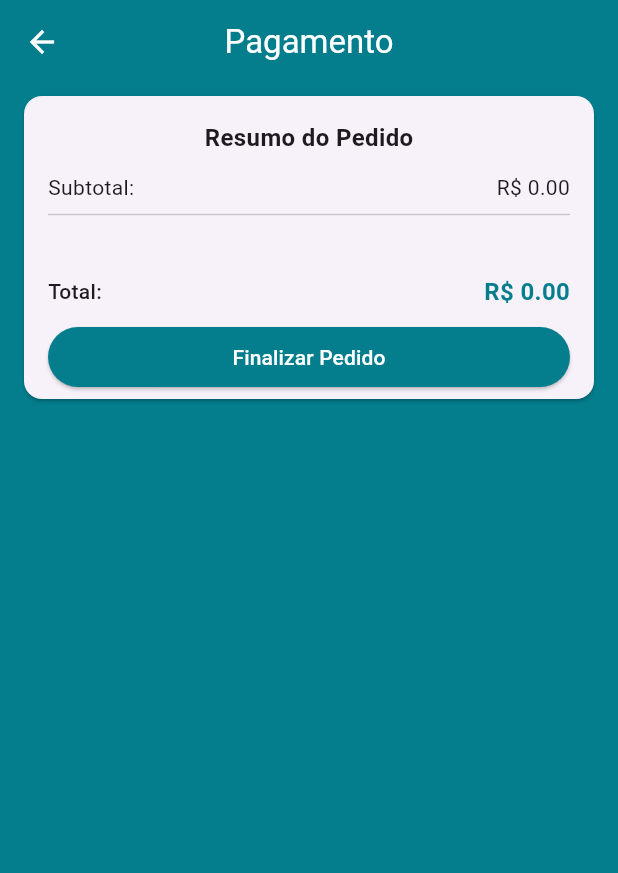
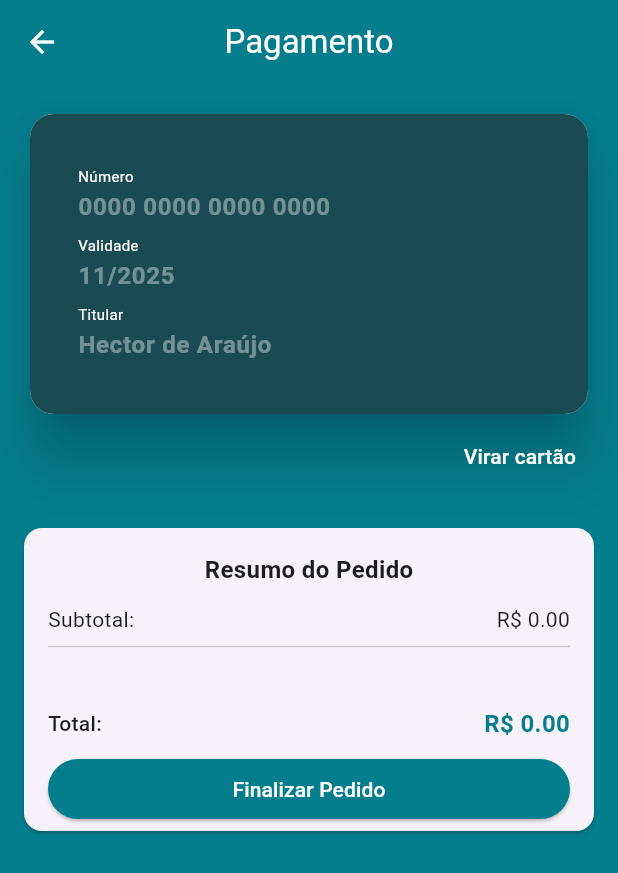
Before and after one commit to HectorCardoso53/loja_virtual_flutter, a Flutter app: the CheckoutScreen screen opened by its route, on a phone screen of 412 x 824 dp. Shown: the top 873 px of the screen. Run offline on Flutter 3.47's test engine with Material 3 defaults, Android fonts, the phone set to English and light mode, and no system bars; drawn by our look-alikes of flip_card, keyboard_actions; our stand-ins replace brasil_fields, carousel_slider, cloud_firestore, dio, faker, firebase_auth and 13 more; missing offline and left inert: alphabet_list_scroll_view, credit_card_type_detector, map_launcher; accounts and stored records are empty.

Commit message:
nono Comit : cartão de crédito

```diff
--- a/lib/screens/address/components/cep_input_field.dart
+++ b/lib/screens/address/components/cep_input_field.dart
@@ -36,6 +36,7 @@ class _CepInputFieldState extends State<CepInputField> {
         crossAxisAlignment: CrossAxisAlignment.stretch,
         children: [
           TextFormField(
+            cursorColor: Theme.of(context).primaryColor,
             enabled: !cartManager.loading,
             controller: cepController,
             decoration: InputDecoration(
--- a/lib/screens/checkout/checkout_screen.dart
+++ b/lib/screens/checkout/checkout_screen.dart
@@ -3,9 +3,12 @@ import 'package:loja_virtual/common/price_card.dart';
 import 'package:loja_virtual/models/cart_manager.dart';
 import 'package:loja_virtual/models/checkout_manager.dart';
 import 'package:loja_virtual/models/page_manager.dart';
+import 'package:loja_virtual/screens/checkout/components/credit_card_widget.dart';
 import 'package:provider/provider.dart';
 
 class CheckoutScreen extends StatelessWidget {
+  final GlobalKey<FormState> formkey = GlobalKey<FormState>();
+
   @override
   Widget build(BuildContext context) {
     return ChangeNotifierProxyProvider<CartManager, CheckoutManager>(
@@ -16,7 +19,7 @@ class CheckoutScreen extends StatelessWidget {
       child: Scaffold(
         appBar: AppBar(
           backgroundColor: const Color.fromARGB(255, 4, 125, 141),
-          title: Text(
+          title: const Text(
             'Pagamento',
             style: TextStyle(
               color: Colors.white,
@@ -24,21 +27,21 @@ class CheckoutScreen extends StatelessWidget {
           ),
           centerTitle: true,
         ),
-        body: Consumer<CheckoutManager>(
+        body: GestureDetector(
+          onTap: (){FocusScope.of(context).unfocus();},
+          child: Consumer<CheckoutManager>(
             builder: (_, checkoutManager, __) {
               if (checkoutManager.loading) {
                 return Center(
                   child: Column(
                     mainAxisAlignment: MainAxisAlignment.center,
-                  children: [
+                    children: const [
                       CircularProgressIndicator(
                         valueColor: AlwaysStoppedAnimation(Colors.white),
                       ),
-                    SizedBox(
-                      height: 16,
-                    ),
+                      SizedBox(height: 16),
                       Text(
-                      'Procesando seu pagamento....',
+                        'Procesando seu pagamento...',
                         style: TextStyle(
                           color: Colors.white,
                           fontWeight: FontWeight.w600,
@@ -48,35 +51,47 @@ class CheckoutScreen extends StatelessWidget {
                     ],
                   ),
                 );
-            }else {
-              return ListView(
+              } else {
+                return Form(
+                  key: formkey,
+                  child: ListView(
                     children: [
+                      CreditCardWidget(),
                       PriceCard(
                         buttonText: 'Finalizar Pedido',
                         onPressed: () {
-                      checkoutManager.checkout(onStockFail: (e) {
-                        Navigator.of(context)
-                            .popUntil((route) =>
-                        route.settings.name == '/cart');
+                          // Aqui você valida os campos do formulário
+                          if (formkey.currentState!.validate()) {
+                            print('enviar');
+                            // Se todos os campos forem válidos, prosseguir com o checkout
+                           /* checkoutManager.checkout(
+                              onStockFail: (e) {
+                                Navigator.of(context).popUntil(
+                                        (route) => route.settings.name == '/cart');
                               },
-                        onSuccess: (order){
-                          Navigator.of(context)
-                              .popUntil((route) =>
-                          route.settings.name == '/');
+                              onSuccess: (order) {
+                                Navigator.of(context).popUntil(
+                                        (route) => route.settings.name == '/');
                                 Navigator.of(context).pushNamed(
                                   '/confirmation',
-                            arguments: order
+                                  arguments: order,
                                 );
+                              },
+                            );*/
+                          } else {
+                            // Caso os campos estejam inválidos, exibir uma mensagem
+                            print('Campos inválidos');
                           }
-                      );
                         },
                       ),
                     ],
+                  ),
                 );
               }
             },
           ),
         ),
+      ),
     );
   }
 }
--- /dev/null
+++ b/lib/screens/checkout/components/card_front.dart
@@ -0,0 +1,112 @@
+import 'package:brasil_fields/brasil_fields.dart';
+import 'package:credit_card_type_detector/credit_card_type_detector.dart';
+import 'package:flutter/material.dart';
+import 'package:flutter/services.dart';
+import 'package:loja_virtual/screens/checkout/components/card_text_field.dart';
+import 'package:mask_text_input_formatter/mask_text_input_formatter.dart';
+
+class CardFront extends StatelessWidget {
+
+  CardFront(this.numberFocus, this.dateFocus, this.nameFocus, this.finished);
+  final dateFormater = MaskTextInputFormatter(
+      mask: '!#/####',
+      filter: {
+        '#': RegExp('[0-9]'),
+        '!': RegExp('[0-1]')
+      }
+  );
+
+  final VoidCallback finished;
+
+  final FocusNode numberFocus;
+  final FocusNode dateFocus;
+  final FocusNode nameFocus;
+
+  @override
+  Widget build(BuildContext context) {
+    return Card(
+      clipBehavior: Clip.antiAlias,
+      shape: RoundedRectangleBorder(
+        borderRadius: BorderRadius.circular(16),
+      ),
+      elevation: 16,
+      child: Container(
+        height: 200,
+        color: const Color(0xFF1B4B52),
+        padding: const EdgeInsets.all(32),
+        child: SingleChildScrollView( // Adicionando a rolagem
+          child: Column(
+            mainAxisAlignment: MainAxisAlignment.end,
+            children: [
+              CardTextField(
+                title: 'Número',
+                hint: '0000 0000 0000 0000',
+                textInputType: TextInputType.number,
+                bold: true,
+                inputFormatters: [
+                  FilteringTextInputFormatter.digitsOnly,
+                  CartaoBancarioInputFormatter(),
+                ],
+                validator: (number) {
+                  if (number == null || number.isEmpty) {
+                    return 'Campo obrigatório';
+                  } else if (number.length != 19) {
+                    return 'Número de cartão inválido';
+                  } else {
+                    final cardType = detectCCType(number);
+                    if (cardType.isEmpty) {
+                      return 'Cartão inválido';
+                    }
+                  }
+                  return null;
+                },
+                onSubmitted: (_) {
+                  dateFocus.requestFocus();
+                },
+                focusNode: numberFocus,
+              ),
+              CardTextField(
+                title: 'Validade',
+                hint: '11/2025',
+                textInputType: TextInputType.number,
+                bold: true,
+                inputFormatters: [
+                  dateFormater,
+                ],
+                validator: (date) {
+                  if (date == null || date.isEmpty) {
+                    return 'Campo obrigatório';
+                  } else if (date.length != 7) {
+                    return 'Data inválida';
+                  }
+                  return null;
+                },
+                onSubmitted: (_) {
+                  nameFocus.requestFocus();
+                },
+                focusNode: dateFocus,
+              ),
+              CardTextField(
+                title: 'Titular',
+                hint: 'Hector de Araújo',
+                textInputType: TextInputType.text,
+                bold: true,
+                inputFormatters: [],
+                validator: (name) {
+                  if (name == null || name.isEmpty) {
+                    return 'Campo obrigatório';
+                  }
+                  return null;
+                },
+                onSubmitted: (String ) {
+                  finished();
+                },
+                focusNode: nameFocus,
+              ),
+            ],
+          ),
+        ),
+      ),
+    );
+  }
+}
--- /dev/null
+++ b/lib/screens/checkout/components/card_text_field.dart
@@ -0,0 +1,109 @@
+import 'package:flutter/material.dart';
+import 'package:flutter/services.dart';
+
+class CardTextField extends StatelessWidget {
+  const CardTextField({
+    Key? key,
+    this.title = '',
+    this.bold = false,
+    this.hint = '',
+    this.textInputType = TextInputType.text,
+    this.inputFormatters = const [],
+    this.validator = _defaultValidator,
+    this.maxLength,
+    this.textAlign,
+    this.focusNode,
+    required this.onSubmitted,
+  }) : textInputAction = onSubmitted == null
+      ?TextInputAction.done
+      : TextInputAction.next;
+
+  final String title;
+  final bool bold;
+  final String hint;
+  final TextInputType textInputType;
+  final List<TextInputFormatter> inputFormatters;
+  final FormFieldValidator<String> validator;
+  final int? maxLength;
+  final TextAlign? textAlign;
+  final FocusNode? focusNode;
+  final Function(String) onSubmitted;
+  final TextInputAction textInputAction;
+
+  static String? _defaultValidator(String? value) {
+    return null; // Retorna nulo, indicando que não há erro
+  }
+
+  @override
+  Widget build(BuildContext context) {
+    return FormField<String>(
+      initialValue: '',
+      validator: validator,
+      builder: (state) {
+        return Padding(
+          padding: const EdgeInsets.symmetric(vertical: 2),
+          child: SingleChildScrollView(
+            // Solução com scroll
+            child: Column(
+              crossAxisAlignment: CrossAxisAlignment.start,
+              children: [
+                if (title.isNotEmpty)
+                  Row(
+                    children: [
+                      Text(
+                        title,
+                        style: TextStyle(
+                          fontSize: 10,
+                          fontWeight: FontWeight.w400,
+                          color: Colors.white,
+                        ),
+                      ),
+                      if (state.hasError)
+                        Padding(
+                          padding: const EdgeInsets.only(left: 8),
+                          child: const Text(
+                            ' Preencha o campo',
+                            style: TextStyle(
+                              color: Colors.redAccent,
+                              fontSize: 9,
+                            ),
+                          ),
+                        )
+                    ],
+                  ),
+                TextFormField(
+                  style: TextStyle(
+                    color: title == null && state.hasError ? Colors.redAccent : Colors.white,
+                    fontWeight: bold ? FontWeight.bold : FontWeight.w600,
+                  ),
+                  cursorColor: Colors.white,
+                  decoration: InputDecoration(
+                    hintText: hint,
+                    hintStyle: TextStyle(
+                      color: title == null && state.hasError ? Colors.redAccent : Colors.white.withAlpha(100),
+                    ),
+                    border: InputBorder.none,
+                    isDense: true,
+                    contentPadding: const EdgeInsets.symmetric(vertical: 2),
+                    counterText: '',
+                  ),
+                  keyboardType: textInputType,
+                  inputFormatters: inputFormatters,
+                  onChanged: (text) {
+                    state.didChange(text);
+                  },
+                  maxLength: maxLength,
+                  textAlign:
+                      textAlign ?? TextAlign.start, // Define um valor padrão
+                      focusNode: focusNode,
+                      onFieldSubmitted: onSubmitted,
+                      textInputAction: textInputAction,
+                ),
+              ],
+            ),
+          ),
+        );
+      },
+    );
+  }
+}
--- /dev/null
+++ b/lib/screens/checkout/components/credit_card_widget.dart
@@ -0,0 +1,86 @@
+import 'package:flip_card/flip_card.dart';
+import 'package:flutter/material.dart';
+import 'package:keyboard_actions/keyboard_actions.dart';
+import 'package:loja_virtual/screens/checkout/components/card_back.dart';
+import 'package:loja_virtual/screens/checkout/components/card_front.dart';
+
+class CreditCardWidget extends StatefulWidget {
+  CreditCardWidget({super.key});
+
+  @override
+  State<CreditCardWidget> createState() => _CreditCardWidgetState();
+}
+
+class _CreditCardWidgetState extends State<CreditCardWidget> {
+  final GlobalKey<FlipCardState> cardKey = GlobalKey<FlipCardState>();
+
+  final FocusNode numberFocus = FocusNode();
+  final FocusNode dateFocus = FocusNode();
+  final FocusNode nameFocus = FocusNode();
+  final FocusNode cvvFocus = FocusNode();
+
+  KeyboardActionsConfig _buildConfig(BuildContext context) {
+    return KeyboardActionsConfig(
+        keyboardActionsPlatform: KeyboardActionsPlatform.ALL,
+        keyboardBarColor: Colors.grey[200],
+        actions: [
+          KeyboardActionsItem(focusNode: numberFocus, displayDoneButton: false),
+          KeyboardActionsItem(focusNode: dateFocus, displayDoneButton: false),
+          KeyboardActionsItem(
+            focusNode: nameFocus,
+            toolbarButtons: [
+              (_){
+              return GestureDetector(
+                onTap: (){
+                  cardKey.currentState!.toggleCard();
+                  cvvFocus.requestFocus();
+                },
+                child: Padding(
+                  padding: const EdgeInsets.all(10.0),
+                  child: Text('Continuar'),
+                ),
+              );
+              }
+            ]
+          ),
+        ]);
+  }
+
+  @override
+  Widget build(BuildContext context) {
+    return KeyboardActions(
+      config: _buildConfig(context),
+      autoScroll: false,
+      child: Padding(
+        padding: const EdgeInsets.all(16),
+        child: Column(
+          crossAxisAlignment: CrossAxisAlignment.end,
+          children: [
+            FlipCard(
+              key: cardKey,
+              flipOnTouch: false,
+              direction: FlipDirection.HORIZONTAL,
+              speed: 700,
+              front: CardFront(numberFocus, dateFocus, nameFocus, () {
+                cardKey.currentState?.toggleCard();
+                cvvFocus.requestFocus();
+              }),
+              back: CardBack(cvvFocus),
+            ),
+            TextButton(
+              onPressed: () {
+                cardKey.currentState?.toggleCard();
+              },
+              child: Text(
+                'Virar cartão',
+                style: TextStyle(
+                  color: Colors.white,
+                ),
+              ),
+            ),
+          ],
+        ),
+      ),
+    );
+  }
+}
--- a/lib/screens/login/login_screen.dart
+++ b/lib/screens/login/login_screen.dart
@@ -55,6 +55,7 @@ class LoginScreen extends StatelessWidget {
                   shrinkWrap: true,
                   children: [
                     TextFormField(
+                      cursorColor: Theme.of(context).primaryColor,
                       controller: emailcontroller,
                       enabled: !userManager.loading,
                       decoration: const InputDecoration(
@@ -101,6 +102,7 @@ class LoginScreen extends StatelessWidget {
                       height: 16,
                     ),
                     TextFormField(
+                      cursorColor: Theme.of(context).primaryColor,
                       controller: passwordlcontroller,
                       enabled: !userManager.loading,
                       decoration: InputDecoration(
--- a/lib/screens/orders/orders_screen.dart
+++ b/lib/screens/orders/orders_screen.dart
@@ -16,7 +16,7 @@ class OrdersScreen extends StatelessWidget {
       appBar: AppBar(
         backgroundColor: const Color.fromARGB(255, 4, 125, 141),
         title: Text(
-          'Mes Pedidos',
+          'Meus Pedidos',
           style: TextStyle(
             color: Colors.white,
           ),
--- a/lib/screens/signup/signup_screen.dart
+++ b/lib/screens/signup/signup_screen.dart
@@ -38,6 +38,7 @@ class SignupScreen extends StatelessWidget {
                   shrinkWrap: true,
                   children: [
                     TextFormField(
+                      cursorColor: Theme.of(context).primaryColor,
                       decoration: InputDecoration(
                         enabled: !userManager.loading,
                         labelText: 'NomeCompleto',
@@ -88,6 +89,7 @@ class SignupScreen extends StatelessWidget {
                       height: 16,
                     ),
                     TextFormField(
+                      cursorColor: Theme.of(context).primaryColor,
                       decoration: InputDecoration(
                         enabled: !userManager.loading,
                         labelText: 'E-mail',
@@ -137,6 +139,7 @@ class SignupScreen extends StatelessWidget {
                       height: 16,
                     ),
                     TextFormField(
+                      cursorColor: Theme.of(context).primaryColor,
                       decoration: InputDecoration(
                         enabled: !userManager.loading,
                         labelText: 'Senha',
@@ -187,6 +190,7 @@ class SignupScreen extends StatelessWidget {
                       height: 16,
                     ),
                     TextFormField(
+                      cursorColor: Theme.of(context).primaryColor,
                       decoration: InputDecoration(
                         enabled: !userManager.loading,
                         labelText: 'Repita a Senha',
--- a/pubspec.yaml
+++ b/pubspec.yaml
@@ -61,6 +61,10 @@ dependencies:
   url_launcher: ^6.3.0
   map_launcher: ^3.5.0
   flutter_svg: ^2.0.9
+  flip_card: ^0.7.0
+  mask_text_input_formatter: ^2.9.0
+  credit_card_type_detector: ^3.0.0
+  keyboard_actions: ^4.2.0
 
 dev_dependencies:
   flutter_test:
```
Also changed, not shown: lib/screens/checkout/components/card_back.dart (added, +67 -0 lines), pubspec.lock. Lines whose indentation alone changed are shown as unchanged.
